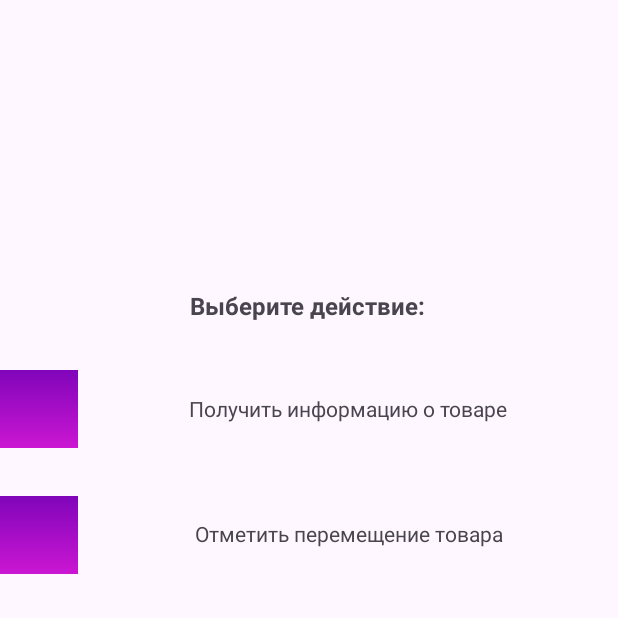
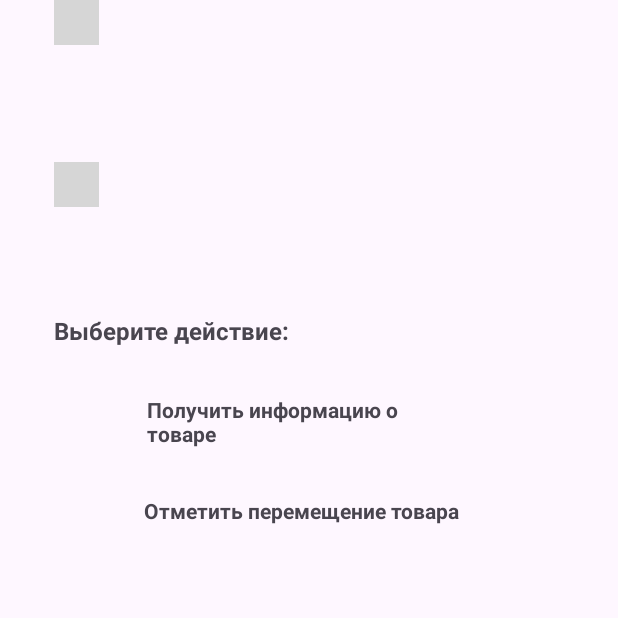
Before and after one commit to DdZz2005/Craft_Code_Project, an Android app: the ActionWhithTheQrActivity screen opened directly, with no data from a screen before it, on a phone screen of 412 x 824 dp, the top half of it. Run offline under Robolectric (Android 15) with nearby library versions, the phone set to English and light mode, and no system bars; grey boxes are pictures that could not be loaded.

Commit message:
Рассортировал по папкам файлы, добавил несколько окон

```diff
--- a/app/src/main/java/com/example/craft_code_mobile_project/ChangingPasswordActivity.kt
+++ b/app/src/main/java/authentication/ChangingPasswordActivity.kt
@@ -1,4 +1,4 @@
-package com.example.craft_code_mobile_project
+package authentication
 
 import android.os.Bundle
 import androidx.appcompat.app.AppCompatActivity
--- a/app/src/main/java/com/example/craft_code_mobile_project/CheckingMailActivity.kt
+++ b/app/src/main/java/authentication/CheckingMailActivity.kt
@@ -1,4 +1,4 @@
-package com.example.craft_code_mobile_project
+package authentication
 
 import android.content.Intent
 import android.os.Bundle
--- a/app/src/main/java/com/example/craft_code_mobile_project/ForgottenPasswordStartActivity.kt
+++ b/app/src/main/java/authentication/ForgottenPasswordStartActivity.kt
@@ -1,4 +1,4 @@
-package com.example.craft_code_mobile_project
+package authentication
 
 import android.os.Bundle
 import androidx.appcompat.app.AppCompatActivity
--- a/app/src/main/java/com/example/craft_code_mobile_project/LoginActivity.kt
+++ b/app/src/main/java/authentication/LoginActivity.kt
@@ -1,4 +1,4 @@
-package com.example.craft_code_mobile_project
+package authentication
 
 import android.content.Intent
 import android.content.SharedPreferences
@@ -6,6 +6,8 @@ import android.os.Bundle
 import android.widget.TextView
 import android.widget.Toast
 import androidx.appcompat.app.AppCompatActivity
+import com.example.craft_code_mobile_project.MainActivity
+import com.example.craft_code_mobile_project.R
 
 import com.example.craft_code_mobile_project.databinding.ActivityLoginBinding
 
--- a/app/src/main/java/com/example/craft_code_mobile_project/RegistrationActivity.kt
+++ b/app/src/main/java/authentication/RegistrationActivity.kt
@@ -1,4 +1,4 @@
-package com.example.craft_code_mobile_project
+package authentication
 
 import android.os.Bundle
 import android.widget.TextView
--- a/app/src/main/java/com/example/craft_code_mobile_project/RegistrationSuccessActivity.kt
+++ b/app/src/main/java/authentication/RegistrationSuccessActivity.kt
@@ -1,4 +1,4 @@
-package com.example.craft_code_mobile_project
+package authentication
 
 import android.content.Intent
 import android.os.Bundle
--- a/app/src/main/java/com/example/craft_code_mobile_project/AccountDetailsActivity.kt
+++ b/app/src/main/java/com/example/craft_code_mobile_project/AccountDetailsActivity.kt
@@ -7,6 +7,7 @@ import android.view.MenuItem
 import androidx.appcompat.app.AppCompatActivity
 import androidx.appcompat.widget.Toolbar
 import com.example.craft_code_mobile_project.databinding.ActivityAccountDetailsBinding
+import utils.CameraFunctions
 
 
 class AccountDetailsActivity : AppCompatActivity() {
@@ -16,8 +17,6 @@ class AccountDetailsActivity : AppCompatActivity() {
         super.onCreate(savedInstanceState)
         binding = ActivityAccountDetailsBinding.inflate(layoutInflater)
         setContentView(binding.root)
-
-
 
         // Инициализация ToolBar
         val toolbar: Toolbar = binding.toolbar
--- a/app/src/main/java/com/example/craft_code_mobile_project/CompanyDetailsActivity.kt
+++ b/app/src/main/java/com/example/craft_code_mobile_project/CompanyDetailsActivity.kt
@@ -7,7 +7,7 @@ import android.view.MenuItem
 import androidx.appcompat.app.AppCompatActivity
 import androidx.appcompat.widget.Toolbar
 import com.example.craft_code_mobile_project.databinding.ActivityCompanyDetailsBinding
-
+import utils.CameraFunctions
 
 
 class CompanyDetailsActivity : AppCompatActivity() {
--- a/app/src/main/java/com/example/craft_code_mobile_project/MainActivity.kt
+++ b/app/src/main/java/com/example/craft_code_mobile_project/MainActivity.kt
@@ -7,6 +7,7 @@ import android.view.MenuItem
 import androidx.appcompat.app.AppCompatActivity
 import androidx.appcompat.widget.Toolbar
 import com.example.craft_code_mobile_project.databinding.ActivityMainBinding
+import utils.CameraFunctions
 
 class MainActivity : AppCompatActivity() {
 
--- a/app/src/main/java/com/example/craft_code_mobile_project/Camera_functions.kt
+++ b/app/src/main/java/utils/Camera_functions.kt
@@ -1,4 +1,4 @@
-package com.example.craft_code_mobile_project
+package utils
 
 import android.Manifest
 import android.content.Context
--- a/app/src/main/res/layout/activity_action_whith_the_qr.xml
+++ b/app/src/main/res/layout/activity_action_whith_the_qr.xml
@@ -3,96 +3,93 @@
     xmlns:app="http://schemas.android.com/apk/res-auto"
     xmlns:tools="http://schemas.android.com/tools"
     android:layout_width="match_parent"
-    android:layout_height="match_parent">
-
-    <!-- Название товара -->
-
-    <!-- Подзаголовок -->
+    android:layout_height="match_parent"
+    tools:layout_editor_absoluteX="-16dp"
+    tools:layout_editor_absoluteY="0dp">
 
     <TextView
         android:id="@+id/qr_result"
-        android:layout_width="0dp"
-        android:layout_height="wrap_content"
-        android:layout_marginTop="84dp"
+        android:layout_width="300dp"
+        android:layout_height="77dp"
+        android:layout_marginTop="40dp"
         android:text="Товар"
         android:textAlignment="center"
         android:textSize="24sp"
         android:textStyle="bold"
         app:layout_constraintEnd_toEndOf="parent"
-        app:layout_constraintHorizontal_bias="0.0"
+        app:layout_constraintHorizontal_bias="0.495"
         app:layout_constraintStart_toStartOf="parent"
         app:layout_constraintTop_toTopOf="parent"
         tools:text="Товар" />
-
-    <!-- Кнопка Получить информацию -->
 
     <TextView
         android:id="@+id/change_action"
         android:layout_width="wrap_content"
         android:layout_height="wrap_content"
-        android:layout_marginTop="76dp"
+        android:layout_marginTop="92dp"
         android:text="Выберите действие:"
         android:textAlignment="textStart"
         android:textSize="16sp"
         android:textStyle="bold"
         app:layout_constraintEnd_toEndOf="parent"
-        app:layout_constraintHorizontal_bias="0.498"
+        app:layout_constraintHorizontal_bias="0.141"
         app:layout_constraintStart_toStartOf="parent"
         app:layout_constraintTop_toBottomOf="@id/qr_result"
         tools:text="Выберите действие:" />
 
-    <!-- Иконка для информации -->
     <TextView
         android:id="@+id/get_info"
-        android:layout_width="0dp"
-        android:layout_height="wrap_content"
-        android:layout_marginTop="48dp"
+        android:layout_width="210dp"
+        android:layout_height="39dp"
+        android:layout_marginTop="32dp"
+        android:layout_marginEnd="104dp"
         android:clickable="true"
         android:focusable="true"
         android:text="Получить информацию о товаре"
-        android:textAlignment="center"
+        android:textAlignment="textStart"
+        android:textStyle="bold"
         app:layout_constraintEnd_toEndOf="parent"
-        app:layout_constraintStart_toEndOf="@id/imageView"
-        app:layout_constraintTop_toBottomOf="@id/change_action"
+        app:layout_constraintTop_toBottomOf="@+id/change_action"
         tools:text="Получить информацию о товаре" />
 
     <ImageView
         android:id="@+id/imageView"
-        android:layout_width="52dp"
-        android:layout_height="52dp"
-        android:layout_marginTop="32dp"
+        android:layout_width="30dp"
+        android:layout_height="30dp"
+        android:layout_marginStart="36dp"
+        app:layout_constraintEnd_toStartOf="@+id/get_info"
+        app:layout_constraintHorizontal_bias="0.0"
         app:layout_constraintStart_toStartOf="parent"
-        app:layout_constraintTop_toBottomOf="@id/change_action"
-        app:layout_constraintEnd_toStartOf="@id/get_info"
-        app:layout_constraintHorizontal_bias="0.5"
-        app:srcCompat="@drawable/background_gradient1"
-        tools:ignore="ContentDescription" />
+        app:srcCompat="@drawable/img_7"
+        tools:ignore="ContentDescription"
+        tools:layout_editor_absoluteY="266dp" />
 
-    <!-- Иконка для перемещения -->
-    <ImageView
-        android:id="@+id/imageView2"
-        android:layout_width="52dp"
-        android:layout_height="52dp"
-        android:layout_marginTop="32dp"
-        app:layout_constraintStart_toStartOf="parent"
-        app:layout_constraintTop_toBottomOf="@id/imageView"
-        app:layout_constraintEnd_toStartOf="@id/Mark_move"
-        app:layout_constraintHorizontal_bias="0.5"
-        app:srcCompat="@drawable/background_gradient1"
-        tools:ignore="ContentDescription" />
-
-    <!-- Кнопка Отметить перемещение -->
     <TextView
         android:id="@+id/Mark_move"
-        android:layout_width="0dp"
-        android:layout_height="wrap_content"
-        android:layout_marginTop="64dp"
+        android:layout_width="224dp"
+        android:layout_height="20dp"
+        android:layout_marginTop="28dp"
+        android:layout_marginEnd="92dp"
         android:clickable="true"
         android:focusable="true"
         android:text="Отметить перемещение товара"
-        android:textAlignment="center"
+        android:textAlignment="textStart"
+        android:textStyle="bold"
         app:layout_constraintEnd_toEndOf="parent"
-        app:layout_constraintStart_toEndOf="@id/imageView2"
-        app:layout_constraintTop_toBottomOf="@id/get_info"
+        app:layout_constraintTop_toBottomOf="@+id/get_info"
         tools:text="Отметить перемещение товара" />
+
+    <ImageView
+        android:id="@+id/imageView2"
+        android:layout_width="30dp"
+        android:layout_height="30dp"
+        android:layout_marginStart="36dp"
+        app:layout_constraintBottom_toBottomOf="parent"
+        app:layout_constraintEnd_toStartOf="@+id/Mark_move"
+        app:layout_constraintHorizontal_bias="0.0"
+        app:layout_constraintStart_toStartOf="parent"
+        app:layout_constraintTop_toBottomOf="@+id/imageView"
+        app:layout_constraintVertical_bias="0.102"
+        app:srcCompat="@drawable/img_8"
+        tools:ignore="ContentDescription" />
 </androidx.constraintlayout.widget.ConstraintLayout>
--- a/app/src/main/res/layout/activity_changing_password.xml
+++ b/app/src/main/res/layout/activity_changing_password.xml
@@ -5,7 +5,7 @@
     android:layout_width="match_parent"
     android:layout_height="match_parent"
     android:background="@drawable/background_gradient1"
-    tools:context=".ChangingPasswordActivity">
+    tools:context="authentication.ChangingPasswordActivity">
 
 
     <TextView
--- a/app/src/main/res/layout/activity_checking_mail.xml
+++ b/app/src/main/res/layout/activity_checking_mail.xml
@@ -5,7 +5,7 @@
     android:layout_width="match_parent"
     android:layout_height="match_parent"
     android:background="@drawable/background_gradient1"
-    tools:context=".CheckingMailActivity">
+    tools:context="authentication.CheckingMailActivity">
 
     <TextView
         android:id="@+id/textView2"
--- a/app/src/main/res/layout/activity_forgotten_password_start.xml
+++ b/app/src/main/res/layout/activity_forgotten_password_start.xml
@@ -6,7 +6,7 @@
     android:layout_width="match_parent"
     android:layout_height="match_parent"
     android:background="@drawable/background_gradient1"
-    tools:context=".ForgottenPasswordStartActivity">
+    tools:context="authentication.ForgottenPasswordStartActivity">
 
 
     <TextView
--- a/app/src/main/res/layout/activity_login.xml
+++ b/app/src/main/res/layout/activity_login.xml
@@ -6,7 +6,7 @@
     android:layout_width="match_parent"
     android:layout_height="match_parent"
     android:background="@drawable/background_gradient1"
-    tools:context=".LoginActivity">
+    tools:context="authentication.LoginActivity">
 
 
     <ImageView
--- a/app/src/main/res/layout/activity_registration.xml
+++ b/app/src/main/res/layout/activity_registration.xml
@@ -6,7 +6,7 @@
     android:layout_width="match_parent"
     android:layout_height="match_parent"
     android:background="@drawable/background_gradient1"
-    tools:context=".RegistrationActivity">
+    tools:context="authentication.RegistrationActivity">
 
     <ImageView
         android:id="@+id/my_image_view"
--- a/app/src/main/res/layout/activity_registration_success.xml
+++ b/app/src/main/res/layout/activity_registration_success.xml
@@ -5,7 +5,7 @@
     xmlns:tools="http://schemas.android.com/tools"
     android:layout_width="match_parent"
     android:layout_height="match_parent"
-    tools:context=".RegistrationSuccessActivity"
+    tools:context="authentication.RegistrationSuccessActivity"
     android:background="@drawable/background_gradient2">
 
     <TextView
--- a/app/src/main/res/layout/item_request.xml
+++ b/app/src/main/res/layout/item_request.xml
@@ -11,7 +11,6 @@
         android:layout_width="40dp"
         android:layout_height="40dp"
         android:src="@drawable/img_6"
-        android:contentDescription="@string/request_icon"
         android:layout_marginEnd="8dp" />
 
     <!-- Текстовая часть -->
@@ -36,7 +35,7 @@
             android:layout_width="wrap_content"
             android:layout_height="wrap_content"
             android:text="Вам пришла заявка на проведение инвентаризации"
-            android:textColor="#4A154B"
+            android:textColor="#5D1E5E"
             android:textSize="14sp"
             android:layout_marginTop="4dp" />
     </LinearLayout>
```
Also changed, not shown: app/src/main/AndroidManifest.xml (+6 -6 lines), app/src/main/res/layout/activity_main.xml (+15 -3 lines).
